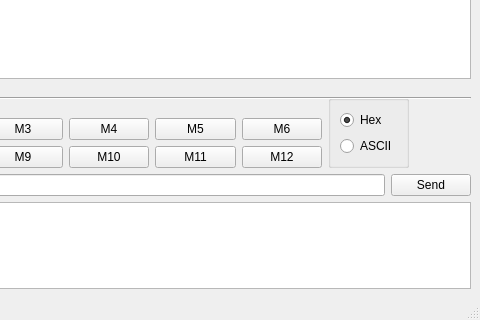
Above: ui/terminal.ui from marker5a/EasyTerm before the change; both pictures show x 285 to 765 and y 287 to 607 of the 765 by 607 pixel window. Below: the same form after it.
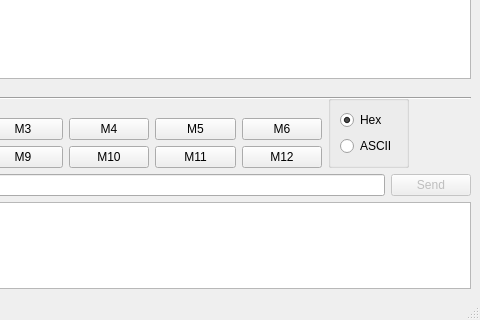
That is the form after the change.

Commit message: Enable/disable send button based on connection status of serial port

The edit to the form file:
```diff
--- a/ui/terminal.ui
+++ b/ui/terminal.ui
@@ -662,6 +662,9 @@
       </item>
       <item>
        <widget class="QPushButton" name="send_button">
+        <property name="enabled">
+         <bool>false</bool>
+        </property>
         <property name="text">
          <string>Send</string>
         </property>
```
The commit also changes 2 other files.
